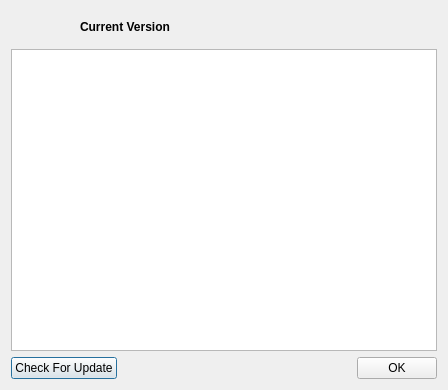
First picture: the form in BerEditor/about_dlg.ui, repository jykim74/BerEditor, before the edit.
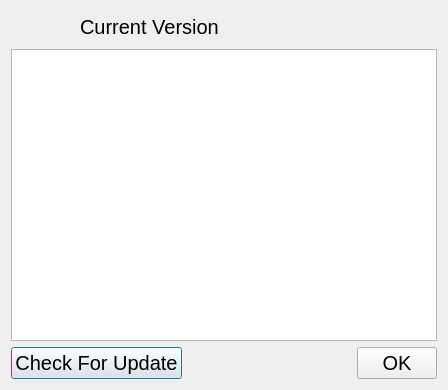
Second picture: the form after the edit. Icons and pictures are not drawn.

Commit message: Support MacOS UI

Diff of the .ui file:
```diff
--- a/BerEditor/about_dlg.ui
+++ b/BerEditor/about_dlg.ui
@@ -49,8 +49,8 @@
       <widget class="QLabel" name="mVersionLabel">
        <property name="font">
         <font>
-         <pointsize>9</pointsize>
-         <bold>true</bold>
+         <pointsize>15</pointsize>
+         <bold>false</bold>
         </font>
        </property>
        <property name="text">
@@ -77,7 +77,7 @@
     <widget class="QTextBrowser" name="mAboutText">
      <property name="font">
       <font>
-       <pointsize>9</pointsize>
+       <pointsize>15</pointsize>
        <bold>false</bold>
       </font>
      </property>
@@ -92,7 +92,7 @@
       <widget class="QPushButton" name="mCheckUpdatBtn">
        <property name="font">
         <font>
-         <pointsize>9</pointsize>
+         <pointsize>15</pointsize>
          <bold>false</bold>
         </font>
        </property>
@@ -118,7 +118,7 @@
       <widget class="QPushButton" name="mOKBtn">
        <property name="font">
         <font>
-         <pointsize>9</pointsize>
+         <pointsize>15</pointsize>
          <bold>false</bold>
         </font>
        </property>
```
